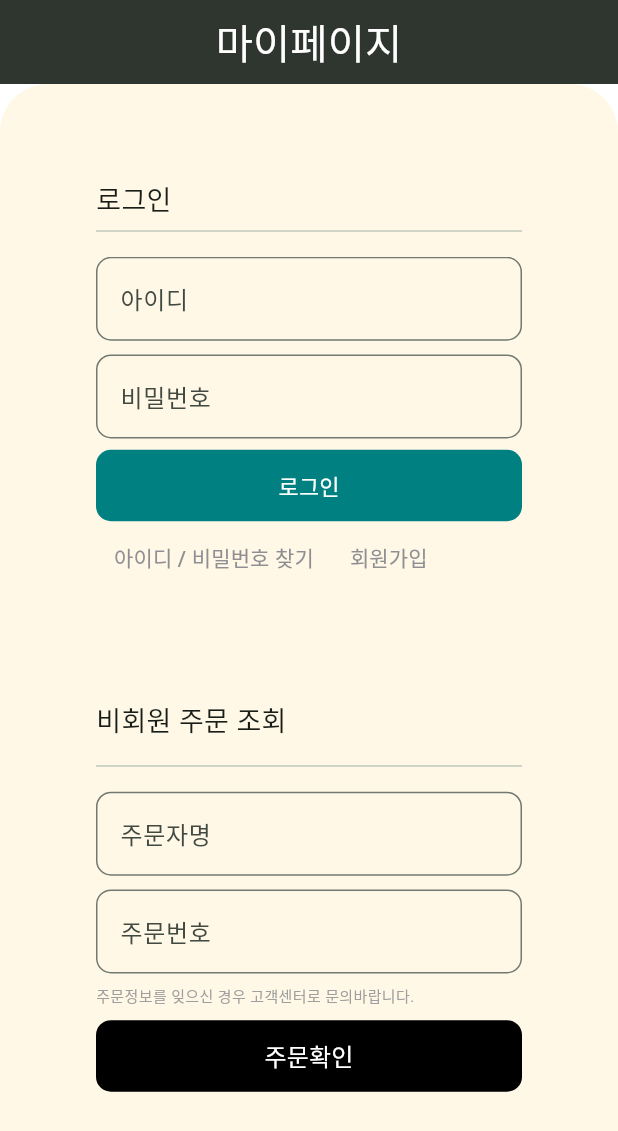
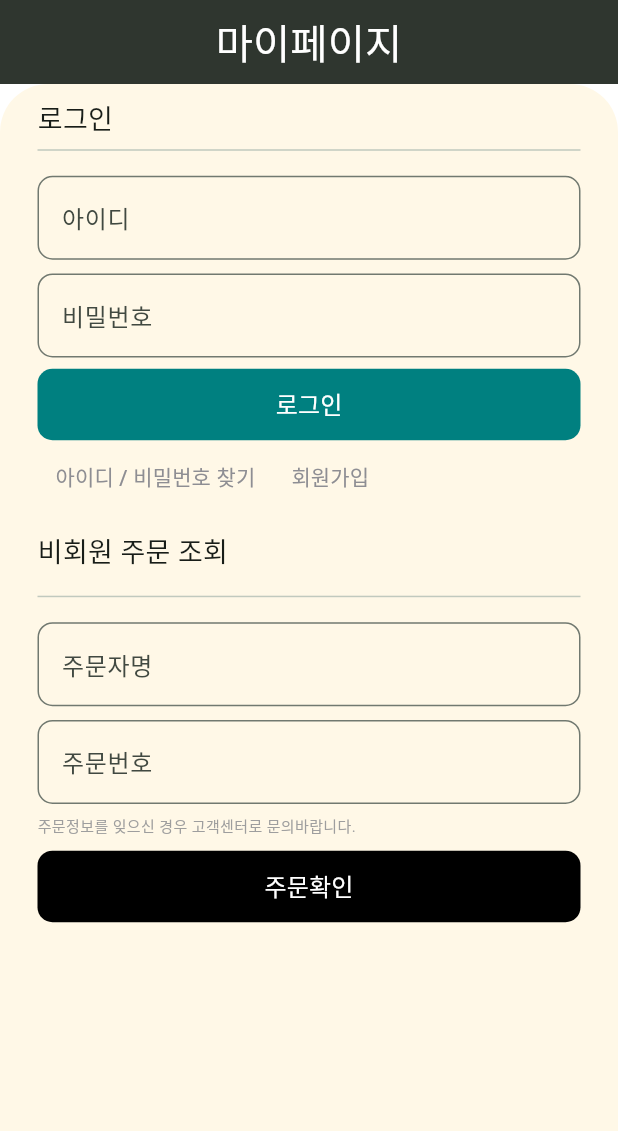
Before and after one commit to ALSDlab/birthday_presents_web_app, a Flutter app: the LoginPage screen opened directly with empty values, on a phone screen of 412 x 824 dp. Shown: the top 1131 px of the screen. Run offline on Flutter 3.47's test engine with Material 3 defaults, Android fonts, the phone set to English and light mode, and no system bars; our stand-ins replace badges, bootstrap_icons, cached_network_image, cloud_firestore, connectivity_plus, firebase_auth and 8 more; missing offline and left inert: bootpay, daum_postcode_search, kpostal_web, vitality; accounts and stored records are empty; generated files the repository leaves out were written again; Roboto replaces fonts that are missing (Jalnan, Kopub).

Commit message:
feat: 로그인페이지 ui padding 수정

```diff
--- a/lib/view/page/login_page/login_page.dart
+++ b/lib/view/page/login_page/login_page.dart
@@ -82,7 +82,7 @@ class _LoginPageState extends State<LoginPage> {
             child: Container(
               color: const Color(0xFFFFF8E7),
               child: Padding(
-                padding: const EdgeInsets.all(64.0),
+                padding: const EdgeInsets.fromLTRB(25, 10, 25, 10),
                 child: Column(
                   crossAxisAlignment: CrossAxisAlignment.start,
                   children: [
@@ -167,10 +167,10 @@ class _LoginPageState extends State<LoginPage> {
                                         passwordController.text, context);
                                   }
                                 },
-                                child: Text(
+                                child: const Text(
                                   '로그인',
                                   style: TextStyle(
-                                      color: Colors.white, fontSize: 16.h),
+                                      color: Colors.white, fontSize: 16),
                                 ),
                               ),
                               Row(
@@ -207,7 +207,7 @@ class _LoginPageState extends State<LoginPage> {
                             ],
                           ),
                           Padding(
-                            padding: const EdgeInsets.symmetric(vertical: 64.0),
+                            padding: const EdgeInsets.symmetric(vertical: 5.0),
                             child: Column(
                               crossAxisAlignment: CrossAxisAlignment.start,
                               mainAxisAlignment: MainAxisAlignment.spaceEvenly,
```
